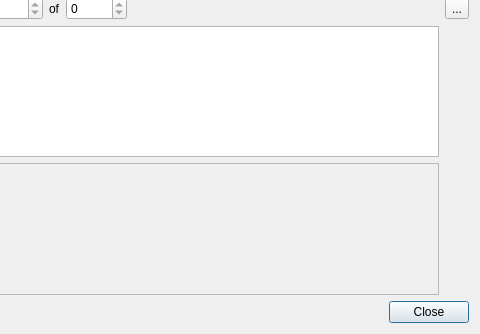
This is src/main/python/ui/minidsp.ui in 3ll3d00d/beqdesigner as Qt 5 draws it before an edit; both pictures show x 159 to 639 and y 321 to 655 of the 639 by 655 pixel window. The edited form follows.
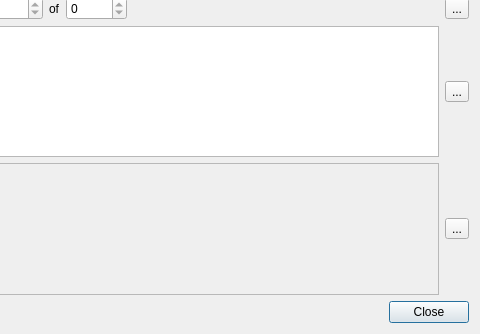
This is the edited form.

Commit message: allow user to copy optimised files/errored files to the clipboard for further analysis #313

```diff
--- a/src/main/python/ui/minidsp.ui
+++ b/src/main/python/ui/minidsp.ui
@@ -255,6 +255,20 @@
      <item row="8" column="1" colspan="4">
       <widget class="QListWidget" name="optimised"/>
      </item>
+     <item row="8" column="5">
+      <widget class="QToolButton" name="copyOptimisedButton">
+       <property name="text">
+        <string>...</string>
+       </property>
+      </widget>
+     </item>
+     <item row="9" column="5">
+      <widget class="QToolButton" name="copyErrorsButton">
+       <property name="text">
+        <string>...</string>
+       </property>
+      </widget>
+     </item>
     </layout>
    </item>
   </layout>
```
Left out of the diff: 62 changed lines with no effect on the pictures. The commit also changes 4 other files.
